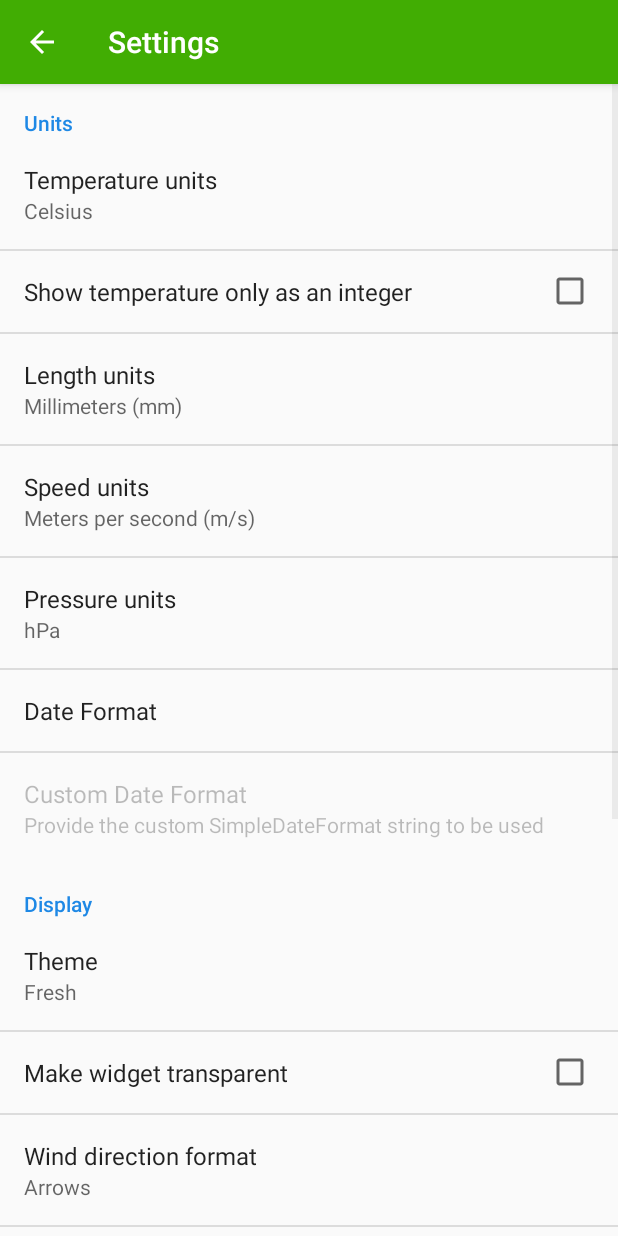
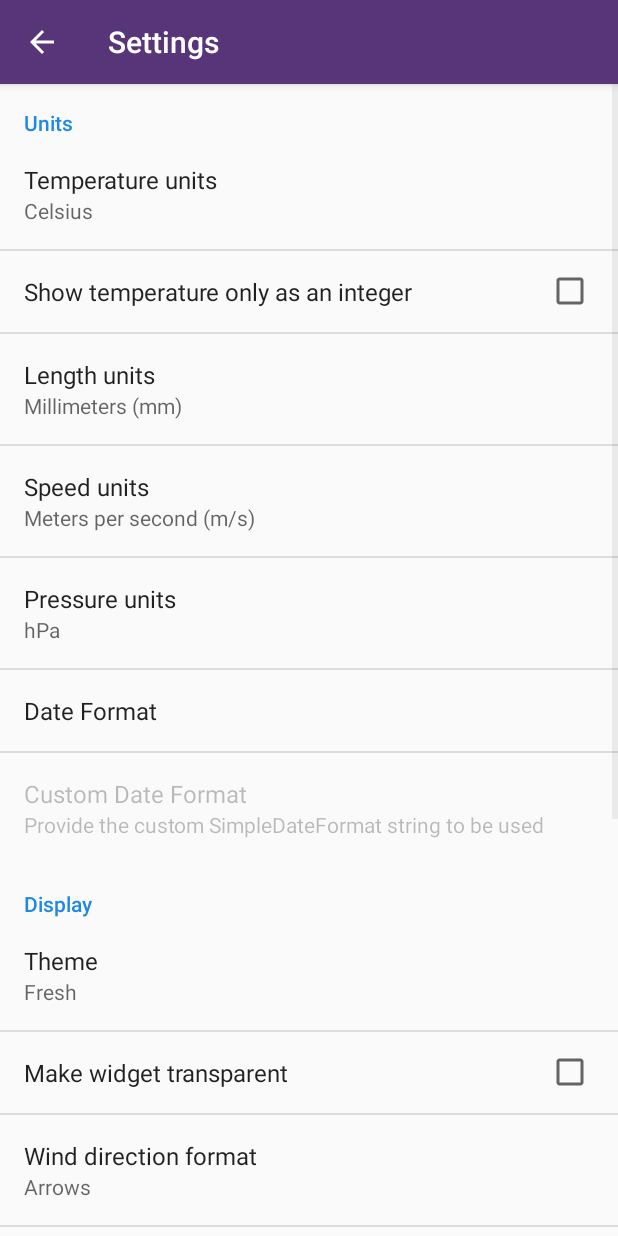
Before and after one commit to mari-am/8803_mas, an Android app: the SettingsActivity screen opened directly, with no data from a screen before it, on a phone screen of 412 x 824 dp. Run offline under Robolectric (Android 15) with nearby library versions, the phone set to English and light mode, and no system bars.

Commit message:
Change primary color to purple

```diff
--- a/app/src/main/res/values/colors.xml
+++ b/app/src/main/res/values/colors.xml
@@ -1,6 +1,6 @@
 <?xml version="1.0" encoding="utf-8"?>
 <resources>
-    <color name="colorPrimary">#41ad03</color>
+    <color name="colorPrimary">#583478</color>
     <color name="colorPrimaryDark">#1E88E5</color>
     <color name="colorAccent">#1E88E5</color>
     <color name="colorBackground">@android:color/transparent</color>
```
Also changed, not shown: 665 other files.
